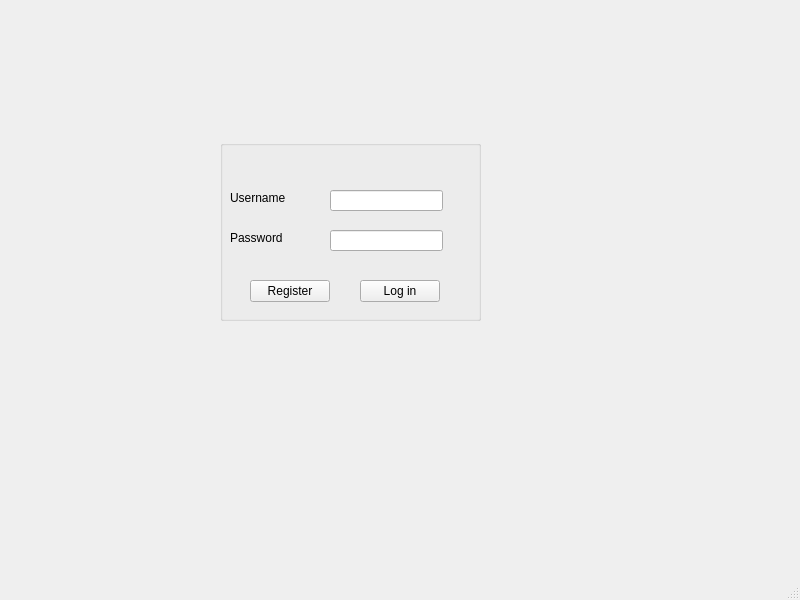
Old version of the form loginwindow.ui in the repository Feqzz/qTracker-Client.
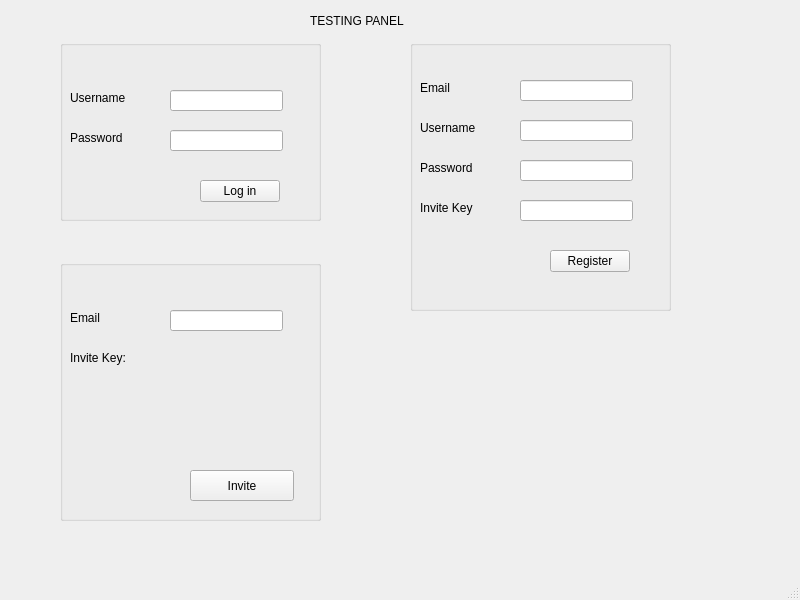
New version of the form.

```diff
--- a/loginwindow.ui
+++ b/loginwindow.ui
@@ -17,8 +17,8 @@
    <widget class="QGroupBox" name="groupBox">
     <property name="geometry">
      <rect>
-      <x>220</x>
-      <y>140</y>
+      <x>60</x>
+      <y>40</y>
       <width>261</width>
       <height>181</height>
      </rect>
@@ -88,17 +88,216 @@
       <string>Log in</string>
      </property>
     </widget>
-    <widget class="QPushButton" name="pushButton_2">
+   </widget>
+   <widget class="QGroupBox" name="groupBox_2">
+    <property name="geometry">
+     <rect>
+      <x>410</x>
+      <y>40</y>
+      <width>261</width>
+      <height>271</height>
+     </rect>
+    </property>
+    <property name="title">
+     <string/>
+    </property>
+    <widget class="QLabel" name="label_3">
      <property name="geometry">
       <rect>
-       <x>30</x>
-       <y>140</y>
+       <x>10</x>
+       <y>80</y>
+       <width>91</width>
+       <height>16</height>
+      </rect>
+     </property>
+     <property name="text">
+      <string>Username</string>
+     </property>
+    </widget>
+    <widget class="QLabel" name="label_7">
+     <property name="geometry">
+      <rect>
+       <x>10</x>
+       <y>120</y>
+       <width>91</width>
+       <height>16</height>
+      </rect>
+     </property>
+     <property name="text">
+      <string>Password</string>
+     </property>
+    </widget>
+    <widget class="QLineEdit" name="lineEdit_3">
+     <property name="geometry">
+      <rect>
+       <x>110</x>
+       <y>80</y>
+       <width>113</width>
+       <height>21</height>
+      </rect>
+     </property>
+    </widget>
+    <widget class="QLineEdit" name="lineEdit_7">
+     <property name="geometry">
+      <rect>
+       <x>110</x>
+       <y>120</y>
+       <width>113</width>
+       <height>21</height>
+      </rect>
+     </property>
+     <property name="echoMode">
+      <enum>QLineEdit::Password</enum>
+     </property>
+    </widget>
+    <widget class="QPushButton" name="pushButton_6">
+     <property name="geometry">
+      <rect>
+       <x>140</x>
+       <y>210</y>
        <width>80</width>
        <height>22</height>
       </rect>
      </property>
      <property name="text">
       <string>Register</string>
+     </property>
+    </widget>
+    <widget class="QLineEdit" name="lineEdit_8">
+     <property name="geometry">
+      <rect>
+       <x>110</x>
+       <y>40</y>
+       <width>113</width>
+       <height>21</height>
+      </rect>
+     </property>
+    </widget>
+    <widget class="QLabel" name="label_8">
+     <property name="geometry">
+      <rect>
+       <x>10</x>
+       <y>40</y>
+       <width>91</width>
+       <height>16</height>
+      </rect>
+     </property>
+     <property name="text">
+      <string>Email</string>
+     </property>
+    </widget>
+    <widget class="QLabel" name="label_9">
+     <property name="geometry">
+      <rect>
+       <x>10</x>
+       <y>160</y>
+       <width>91</width>
+       <height>16</height>
+      </rect>
+     </property>
+     <property name="text">
+      <string>Invite Key</string>
+     </property>
+    </widget>
+    <widget class="QLineEdit" name="lineEdit_9">
+     <property name="geometry">
+      <rect>
+       <x>110</x>
+       <y>160</y>
+       <width>113</width>
+       <height>21</height>
+      </rect>
+     </property>
+    </widget>
+   </widget>
+   <widget class="QLabel" name="label_10">
+    <property name="geometry">
+     <rect>
+      <x>310</x>
+      <y>10</y>
+      <width>151</width>
+      <height>22</height>
+     </rect>
+    </property>
+    <property name="text">
+     <string>TESTING PANEL</string>
+    </property>
+   </widget>
+   <widget class="QGroupBox" name="groupBox_3">
+    <property name="geometry">
+     <rect>
+      <x>60</x>
+      <y>260</y>
+      <width>261</width>
+      <height>261</height>
+     </rect>
+    </property>
+    <property name="title">
+     <string/>
+    </property>
+    <widget class="QLabel" name="label_11">
+     <property name="geometry">
+      <rect>
+       <x>10</x>
+       <y>50</y>
+       <width>91</width>
+       <height>16</height>
+      </rect>
+     </property>
+     <property name="text">
+      <string>Email</string>
+     </property>
+    </widget>
+    <widget class="QLabel" name="label_12">
+     <property name="geometry">
+      <rect>
+       <x>10</x>
+       <y>90</y>
+       <width>101</width>
+       <height>16</height>
+      </rect>
+     </property>
+     <property name="text">
+      <string>Invite Key: </string>
+     </property>
+    </widget>
+    <widget class="QLineEdit" name="lineEdit_10">
+     <property name="geometry">
+      <rect>
+       <x>110</x>
+       <y>50</y>
+       <width>113</width>
+       <height>21</height>
+      </rect>
+     </property>
+    </widget>
+    <widget class="QLabel" name="label_13">
+     <property name="geometry">
+      <rect>
+       <x>20</x>
+       <y>120</y>
+       <width>221</width>
+       <height>41</height>
+      </rect>
+     </property>
+     <property name="text">
+      <string/>
+     </property>
+     <property name="textInteractionFlags">
+      <set>Qt::LinksAccessibleByMouse|Qt::TextSelectableByKeyboard|Qt::TextSelectableByMouse</set>
+     </property>
+    </widget>
+    <widget class="QPushButton" name="pushButton_2">
+     <property name="geometry">
+      <rect>
+       <x>130</x>
+       <y>210</y>
+       <width>104</width>
+       <height>31</height>
+      </rect>
+     </property>
+     <property name="text">
+      <string>Invite</string>
      </property>
     </widget>
    </widget>
```
